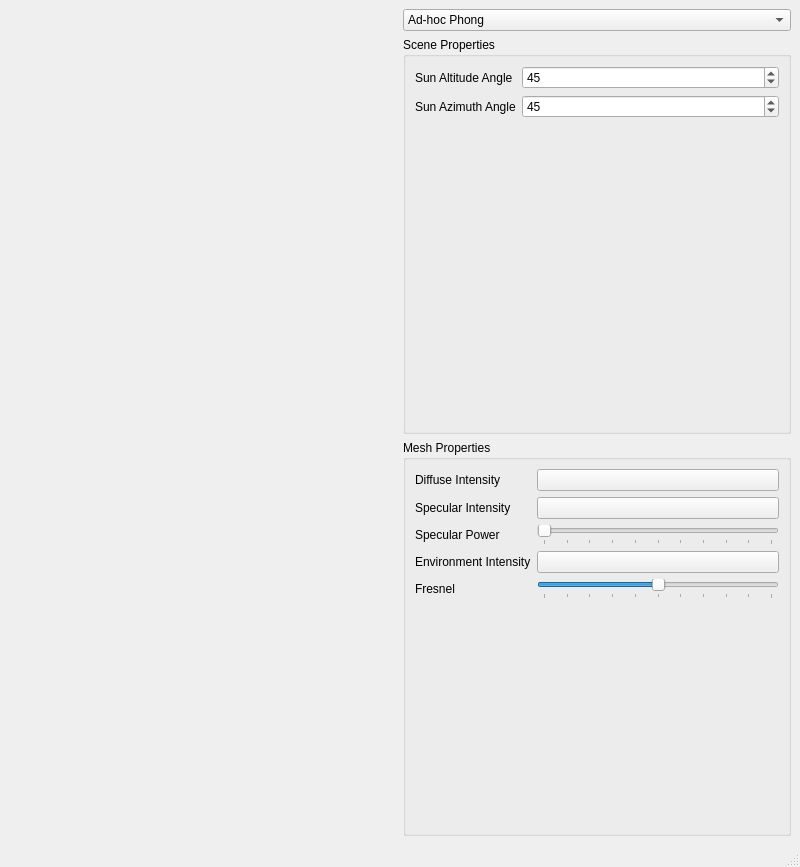
Above: tools/shading-evaluation/shading-evaluation.ui from zeroeffects/TempestRenderer before the change. Below: the same form after it.
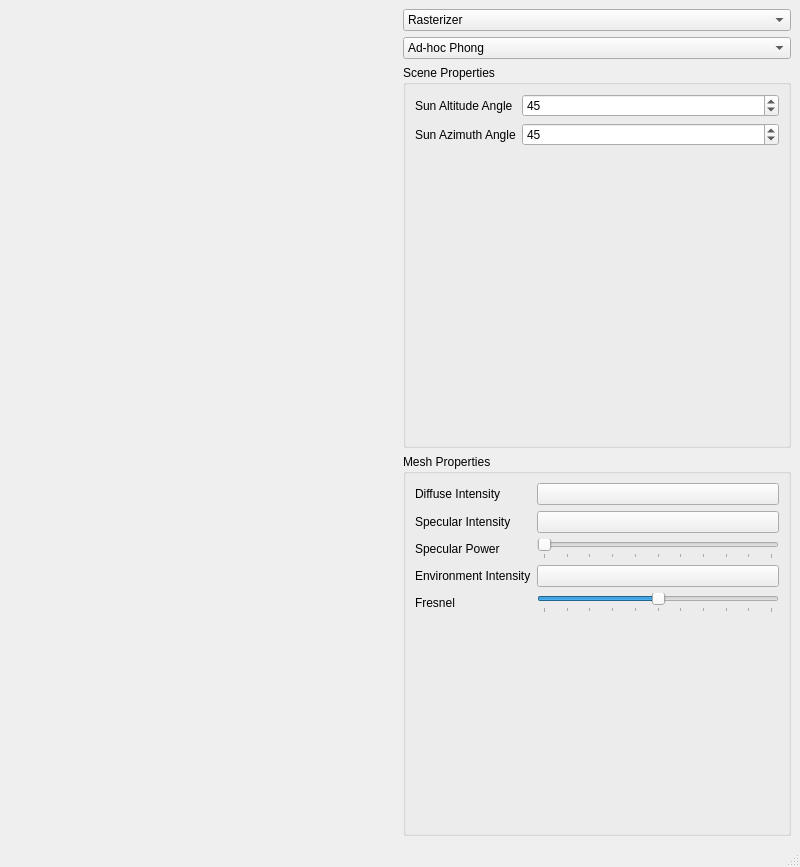
That is the form after the change. Custom widgets are drawn as their Qt base class.

Patch:
```diff
--- a/tools/shading-evaluation/shading-evaluation.ui
+++ b/tools/shading-evaluation/shading-evaluation.ui
@@ -27,6 +27,20 @@
     </item>
     <item>
      <layout class="QVBoxLayout" name="ShadingDataLayout">
+      <item>
+       <widget class="QComboBox" name="RenderMode">
+        <item>
+         <property name="text">
+          <string>Rasterizer</string>
+         </property>
+        </item>
+        <item>
+         <property name="text">
+          <string>Ray Tracer</string>
+         </property>
+        </item>
+       </widget>
+      </item>
       <item>
        <widget class="QComboBox" name="ShadingModel">
         <item>
```
Left out of the diff: 2 changed lines with no effect on the pictures.
